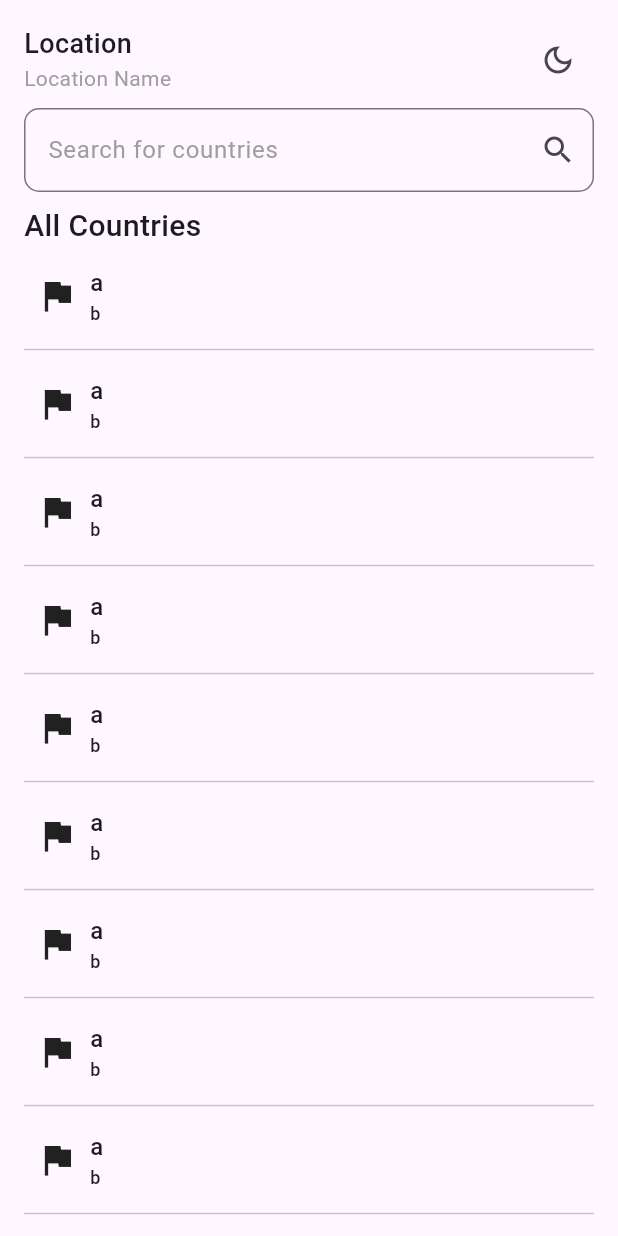
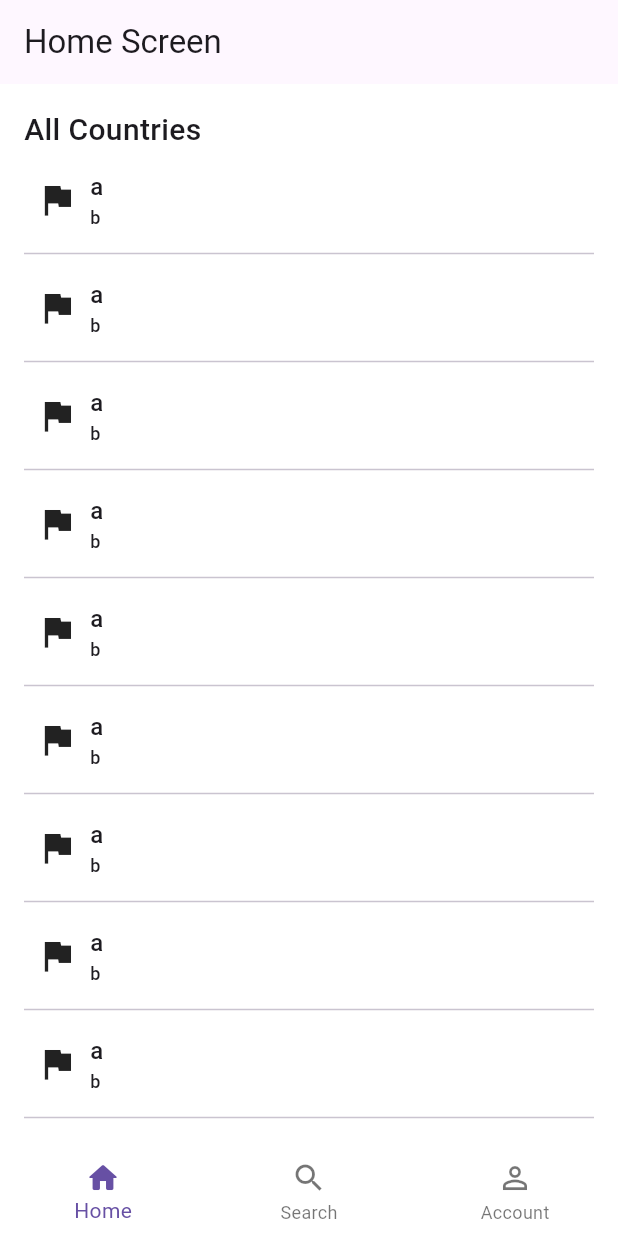
Before and after one commit to sauravkoduvalli/world-countries, a Flutter app: the screen it shows after launch, on a phone screen of 412 x 824 dp. Run offline on Flutter 3.47's test engine with Material 3 defaults, Android fonts, the phone set to English and light mode, and no system bars; network calls fail.

Commit message:
bottom navbar added

```diff
--- a/lib/app.dart
+++ b/lib/app.dart
@@ -1,29 +1,30 @@
 import 'package:flutter/material.dart';
 import 'package:provider/provider.dart';
-import 'package:world_countries/providers/country_provider.dart';
-import 'package:world_countries/providers/theme_provider.dart';
-import 'package:world_countries/screens/home_screen.dart';
-import 'package:world_countries/utils/theme/dart_theme.dart';
-import 'package:world_countries/utils/theme/light_theme.dart';
+
+import 'providers/bottom_navbar_provider.dart';
+import 'providers/country_provider.dart';
+import 'providers/theme_provider.dart';
+import 'utils/app_theme.dart';
+import 'widgets/bottom_navbar_widget.dart';
 
 class App extends StatelessWidget {
   const App({super.key});
 
-  // This widget is the root of your application.
   @override
   Widget build(BuildContext context) {
     return MultiProvider(
       providers: [
         ChangeNotifierProvider(create: (_) => ThemeProvider()),
-        ChangeNotifierProvider(create: (_)=> CountryProvider()),
+        ChangeNotifierProvider(create: (_) => CountryProvider()),
+        ChangeNotifierProvider(create: (_) => BottomNavbarProvider()),
       ],
       child: Consumer<ThemeProvider>(builder: (context, themeProvider, child) {
         return MaterialApp(
           title: 'Flutter Demo',
-          theme: lightTheme,
-          darkTheme: darkTheme,
-          themeMode: themeProvider.themeMode,
-          home: const HomeScreen(),
+          theme: AppTheme.lightTheme,
+          darkTheme: AppTheme.darkTheme,
+          themeMode: ThemeMode.system,
+          home: const BottomNavBarWidget(),
         );
       }),
     );
--- a/lib/data/repository/country_repo.dart
+++ b/lib/data/repository/country_repo.dart
@@ -1,4 +1,4 @@
-import 'package:world_countries/services/api/api_service.dart';
+import 'package:world_countries/services/api_service.dart';
 
 import '../models/country_model.dart';
 
--- /dev/null
+++ b/lib/providers/bottom_navbar_provider.dart
@@ -0,0 +1,12 @@
+import 'package:flutter/material.dart';
+
+class BottomNavbarProvider extends ChangeNotifier {
+  int _currentIndex = 0;
+
+  int get currentIndex => _currentIndex;
+
+  void changeIndex(int newIndex) {
+    _currentIndex = newIndex;
+    notifyListeners();
+  }
+}
--- a/lib/screens/home_screen.dart
+++ b/lib/screens/home_screen.dart
@@ -1,10 +1,7 @@
 import 'package:flutter/material.dart';
-import 'package:provider/provider.dart';
 
 import '../providers/country_provider.dart';
-import '../providers/theme_provider.dart';
 import '../widgets/country_list.dart';
-import '../widgets/search_text_field.dart';
 
 class HomeScreen extends StatefulWidget {
   const HomeScreen({super.key});
@@ -22,65 +19,18 @@ class _HomeScreenState extends State<HomeScreen> {
 
   @override
   Widget build(BuildContext context) {
-    TextEditingController searchTextEditController = TextEditingController();
-    return SafeArea(
-      child: Scaffold(
-        body: Padding(
-          padding: const EdgeInsets.only(top: 16.0, left: 16.0, right: 16.0),
+    return Scaffold(
+      appBar: AppBar(title: const Text('Home Screen'),),
+      body: const Padding(
+        padding: EdgeInsets.only(top: 16.0, left: 16.0, right: 16.0),
         child: Column(
           mainAxisAlignment: MainAxisAlignment.start,
           children: [
-              // header part (location, action icons)
-              Row(
-                mainAxisAlignment: MainAxisAlignment.spaceBetween,
-                crossAxisAlignment: CrossAxisAlignment.start,
-                children: [
-                  const Column(
-                    mainAxisAlignment: MainAxisAlignment.center,
-                    crossAxisAlignment: CrossAxisAlignment.start,
-                    children: [
-                      Text(
-                        "Location",
-                        style: TextStyle(
-                            fontSize: 18, fontWeight: FontWeight.w500),
-                      ),
-                      Text(
-                        "Location Name",
-                        style: TextStyle(fontSize: 14, color: Colors.grey),
-                      )
-                    ],
-                  ),
-                  IconButton(
-                    onPressed: () {
-                      ThemeProvider themeProvider =
-                          Provider.of<ThemeProvider>(context, listen: false);
-                      if (themeProvider.themeMode == ThemeMode.light) {
-                        themeProvider.setThemeMode(ThemeMode.dark);
-                      } else {
-                        themeProvider.setThemeMode(ThemeMode.light);
-                      }
-                    },
-                    icon: context.watch<ThemeProvider>().themeMode ==
-                            ThemeMode.dark
-                        ? const Icon(Icons.light_mode_outlined)
-                        : const Icon(Icons.dark_mode_outlined),
-                  ),
-                ],
-              ),
-              const SizedBox(height: 8.0),
-              // searchbar
-              SearchTextField(
-                controller: searchTextEditController,
-                onChanged: (value) {},
-              ),
-              // carousel slider
-              const SizedBox(height: 8.0),
             // Countries List
             const CountryList(),
           ],
         ),
       ),
-      ),
     );
   }
 }
--- /dev/null
+++ b/lib/screens/profile_screen.dart
@@ -0,0 +1,15 @@
+import 'package:flutter/material.dart';
+
+class ProfileScreen extends StatelessWidget {
+  const ProfileScreen({super.key});
+
+  @override
+  Widget build(BuildContext context) {
+    return Scaffold(
+      appBar: AppBar.new(
+        title: Text("Profile"),
+        actions: [],
+      ),
+    );
+  }
+}
--- /dev/null
+++ b/lib/screens/search_screen.dart
@@ -0,0 +1,16 @@
+import 'package:flutter/material.dart';
+
+class SearchScreen extends StatelessWidget {
+  const SearchScreen({super.key});
+
+  @override
+  Widget build(BuildContext context) {
+    return Scaffold(
+      appBar: AppBar(
+        title: const Text("Search"),
+        actions: [],
+      ),
+      body: Container(),
+    );
+  }
+}
--- /dev/null
+++ b/lib/utils/app_theme.dart
@@ -0,0 +1,21 @@
+import 'package:flutter/material.dart';
+
+class AppTheme {
+  static final ThemeData lightTheme = ThemeData(
+    brightness: Brightness.light,
+    primaryColor: Colors.blue,
+    scaffoldBackgroundColor: Colors.white,
+    textTheme: const TextTheme(
+      bodyLarge: TextStyle(color: Colors.black),
+    ),
+  );
+
+  static final ThemeData darkTheme = ThemeData(
+    brightness: Brightness.dark,
+    primaryColor: Colors.black,
+    scaffoldBackgroundColor: Colors.grey[900],
+    textTheme: const TextTheme(
+      bodyLarge: TextStyle(color: Colors.white),
+    ),
+  );
+}
--- a/lib/utils/theme/dart_theme.dart
+++ /dev/null
@@ -1,6 +0,0 @@
-import 'package:flutter/material.dart';
-
-ThemeData darkTheme = ThemeData(
-  brightness: Brightness.dark,
-  useMaterial3: true,
-);
--- a/lib/utils/theme/light_theme.dart
+++ /dev/null
@@ -1,6 +0,0 @@
-import 'package:flutter/material.dart';
-
-ThemeData lightTheme = ThemeData(
-  brightness: Brightness.light,
-  useMaterial3: true,
-);
--- /dev/null
+++ b/lib/widgets/bottom_navbar_widget.dart
@@ -0,0 +1,57 @@
+import 'package:flutter/material.dart';
+import 'package:provider/provider.dart';
+import 'package:world_countries/providers/bottom_navbar_provider.dart';
+
+import '../screens/home_screen.dart';
+import '../screens/profile_screen.dart';
+import '../screens/search_screen.dart';
+
+class BottomNavBarWidget extends StatefulWidget {
+  const BottomNavBarWidget({super.key});
+
+  @override
+  State<BottomNavBarWidget> createState() => _BottomNavBarWidgetState();
+}
+
+class _BottomNavBarWidgetState extends State<BottomNavBarWidget> {
+  @override
+  Widget build(BuildContext context) {
+    return SafeArea(
+      child: Scaffold(
+        body: switch (context.watch<BottomNavbarProvider>().currentIndex) {
+          0 => HomeScreen(),
+          1 => SearchScreen(),
+          2 => ProfileScreen(),
+          _ => HomeScreen(), // default case
+        },
+        bottomNavigationBar: BottomNavigationBar(
+          currentIndex: context.watch<BottomNavbarProvider>().currentIndex,
+          type: BottomNavigationBarType.fixed,
+          backgroundColor: Colors.white,
+          elevation: 0,
+          onTap: (value) => context.read<BottomNavbarProvider>().changeIndex(value),
+          items: const <BottomNavigationBarItem>[
+            BottomNavigationBarItem(
+              icon: Icon(Icons.home_outlined),
+              label: 'Home',
+              tooltip: 'Home',
+              activeIcon: Icon(Icons.home_rounded),
+            ),
+            BottomNavigationBarItem(
+              icon: Icon(Icons.search_outlined),
+              label: 'Search',
+              tooltip: 'Search',
+              activeIcon: Icon(Icons.search_rounded),
+            ),
+            BottomNavigationBarItem(
+              icon: Icon(Icons.person_outline),
+              label: 'Account',
+              tooltip: 'Account',
+              activeIcon: Icon(Icons.person_rounded),
+            ),
+          ],
+        ),
+      ),
+    );
+  }
+}
```
Also changed, not shown: lib/services/api_service.dart (renamed from lib/services/api/api_service.dart), pubspec.lock. Lines whose indentation alone changed are shown as unchanged.
